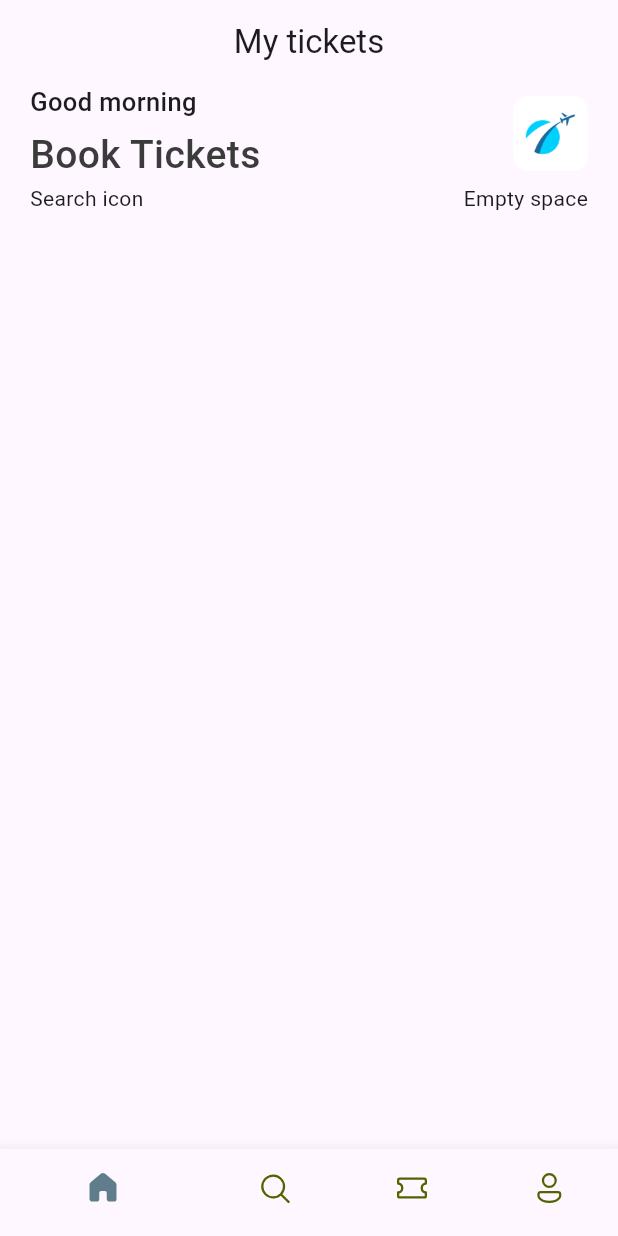
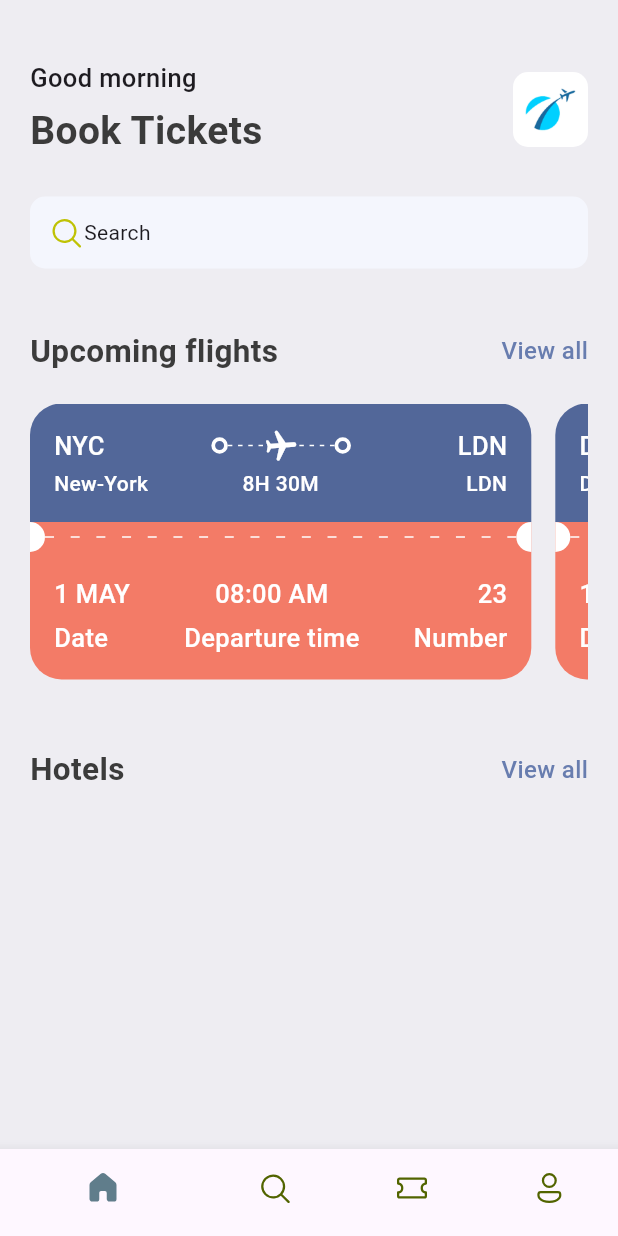
Before and after one commit to mickey-repo/ticket_app, a Flutter app: the screen it shows after launch, on a phone screen of 412 x 824 dp. Run offline on Flutter 3.47's test engine with Material 3 defaults, Android fonts, the phone set to English and light mode, and no system bars; our stand-ins replace fluentui_icons.

Commit message:
add all ticket page

```diff
--- a/lib/base/bottom_nav_bar.dart
+++ b/lib/base/bottom_nav_bar.dart
@@ -29,9 +29,6 @@ class _BottomNavBarState extends State<BottomNavBar> {
   @override
   Widget build(BuildContext context) {
     return Scaffold(
-      appBar: AppBar(
-        title: const Center(child: Text("My tickets")),
-      ),
       body: appScreens[_selectedIndex],
       bottomNavigationBar: BottomNavigationBar(
           currentIndex: _selectedIndex,
--- /dev/null
+++ b/lib/base/res/media.dart
@@ -0,0 +1,4 @@
+class AppMedia{
+  static const _baseImage = "assets/images";
+  static const logo = '$_baseImage/logo.png';
+}
--- a/lib/base/res/styles/app_styles.dart
+++ b/lib/base/res/styles/app_styles.dart
@@ -4,9 +4,18 @@ Color primary = const Color(0xFF687daf);
 
 class AppStyles {
   static Color primaryColor = primary;
+  static Color bgColor = const Color(0xFFeeedf2);
   static Color textColor = const Color(0xFF3b3b3b);
+  static Color ticketBlue = const Color(0xFF526799);
+  static Color ticketOrange = const Color(0xFFF37B67);
   static TextStyle headLineStyle1 =
-      TextStyle(fontSize: 26, fontWeight: FontWeight.w500, color: textColor);
+      TextStyle(fontSize: 26, fontWeight: FontWeight.bold, color: textColor);
+  static TextStyle headLineStyle2 =
+   TextStyle(fontSize: 21, color:textColor , fontWeight: FontWeight.bold);
   static TextStyle headLineStyle3 =
       const TextStyle(fontSize: 17, fontWeight: FontWeight.w500);
+  static TextStyle headLineStyle4 =
+  const TextStyle(fontSize: 14, fontWeight: FontWeight.w500);
+  static TextStyle textStyle =
+   TextStyle(fontSize: 16, color: textColor, fontWeight: FontWeight.w500);
 }
--- /dev/null
+++ b/lib/base/utils/all_json.dart
@@ -0,0 +1,99 @@
+List<Map<String, dynamic>> ticketList = [
+  {
+    'from': {
+      'code':"NYC",
+      'name':"New-York"
+    },
+    'to': {
+      'code':"LDN",
+      'name':"London"
+    },
+    'flying_time': '8H 30M',
+    'date': "1 MAY",
+    'departure_time':"08:00 AM",
+    "number":23
+  },
+  {
+    'from': {
+      'code':"DK",
+      'name':"Dhaka"
+    },
+    'to': {
+      'code':"SH",
+      'name':"Shanghai"
+    },
+    'flying_time': '4H 20M',
+    'date': "10 MAY",
+    'departure_time':"09:00 AM",
+    "number":45
+  },
+  {
+    'from': {
+      'code':"NYC",
+      'name':"New-York"
+    },
+    'to': {
+      'code':"LDN",
+      'name':"London"
+    },
+    'flying_time': '8H 30M',
+    'date': "1 MAY",
+    'departure_time':"08:00 AM",
+    "number":23
+  },
+  {
+    'from': {
+      'code':"DK",
+      'name':"Dhaka"
+    },
+    'to': {
+      'code':"SH",
+      'name':"Shanghai"
+    },
+    'flying_time': '4H 20M',
+    'date': "10 MAY",
+    'departure_time':"09:00 AM",
+    "number":45
+  },
+  {
+    'from': {
+      'code':"NYC",
+      'name':"New-York"
+    },
+    'to': {
+      'code':"LDN",
+      'name':"London"
+    },
+    'flying_time': '8H 30M',
+    'date': "1 MAY",
+    'departure_time':"08:00 AM",
+    "number":23
+  },
+  {
+    'from': {
+      'code':"DK",
+      'name':"Dhaka"
+    },
+    'to': {
+      'code':"SH",
+      'name':"Shanghai"
+    },
+    'flying_time': '4H 20M',
+    'date': "10 MAY",
+    'departure_time':"09:00 AM",
+    "number":45
+  },
+];
+class AppRoutes{
+
+  static const homePage = "/";
+
+  static const allTickets = "/all_tickets";
+
+  static const ticketScreen = "/ticket_screen";
+
+  static const allHotels = "/all_hotels";
+
+  static const hotelDetail = "/hotel_detail";
+
+}
--- /dev/null
+++ b/lib/base/widgets/app_coloum_text_layout.dart
@@ -0,0 +1,21 @@
+import 'package:flutter/cupertino.dart';
+import 'package:ticket_app/base/widgets/text_style_third.dart';
+
+class AppColoumTextLayout extends StatelessWidget {
+  final String topText;
+  final String bottomText;
+  final CrossAxisAlignment alignment;
+  const AppColoumTextLayout({super.key, required this.topText, required this.bottomText, this.alignment = CrossAxisAlignment.start});
+
+  @override
+  Widget build(BuildContext context) {
+    return Column(
+      crossAxisAlignment: alignment,
+      children: [
+        TextStyleThird(text: topText),
+        const SizedBox(height: 5,),
+        TextStyleThird(text: bottomText)
+      ],
+    );
+  }
+}
--- /dev/null
+++ b/lib/base/widgets/app_double_text.dart
@@ -0,0 +1,35 @@
+import 'package:flutter/cupertino.dart';
+import 'package:flutter/material.dart';
+import 'package:ticket_app/screens/all_tickets.dart';
+
+import '../res/styles/app_styles.dart';
+
+class AppDoubleText extends StatelessWidget {
+  const AppDoubleText(
+      {super.key,
+      required this.bigText,
+      required this.smallText,
+      required this.func});
+  final String bigText;
+  final String smallText;
+  final VoidCallback func;
+
+  @override
+  Widget build(BuildContext context) {
+    return Row(
+      mainAxisAlignment: MainAxisAlignment.spaceBetween,
+      children: [
+        Text(
+          bigText,
+          style: AppStyles.headLineStyle2,
+        ),
+        InkWell(
+          onTap: func,
+          child: Text(smallText,
+              style:
+                  AppStyles.textStyle.copyWith(color: AppStyles.primaryColor)),
+        )
+      ],
+    );
+  }
+}
--- /dev/null
+++ b/lib/base/widgets/app_layoutbuilder_widget.dart
@@ -0,0 +1,29 @@
+import 'package:flutter/cupertino.dart';
+import 'package:flutter/material.dart';
+
+class AppLayoutbuilderWidget extends StatelessWidget {
+  final int randomDivider;
+  final double width;
+
+  const AppLayoutbuilderWidget(
+      {super.key, required this.randomDivider, this.width = 3});
+
+  @override
+  Widget build(BuildContext context) {
+    return LayoutBuilder(
+        builder: (BuildContext context, BoxConstraints constraints) {
+      return Flex(
+        mainAxisAlignment: MainAxisAlignment.spaceBetween,
+        direction: Axis.horizontal,
+        children: List.generate(
+            (constraints.constrainWidth() / randomDivider).floor(),
+            (index) => SizedBox(
+                  width: width,
+                  height: 1,
+                  child: const DecoratedBox(
+                      decoration: BoxDecoration(color: Colors.white)),
+                )),
+      );
+    });
+  }
+}
--- /dev/null
+++ b/lib/base/widgets/big_circle.dart
@@ -0,0 +1,28 @@
+import 'package:flutter/material.dart';
+
+class BigCircle extends StatelessWidget {
+  final bool isRight;
+  const BigCircle({super.key, required this.isRight});
+
+  @override
+  Widget build(BuildContext context) {
+    return SizedBox(
+      height: 20,
+      width: 10,
+      child: DecoratedBox(
+          decoration: isRight == true ? const BoxDecoration(
+              color: Colors.white,
+              borderRadius: BorderRadius.only(
+                  topLeft: Radius.circular(10),
+                  bottomLeft: Radius.circular(10)
+              )
+          ) : const BoxDecoration(
+              color: Colors.white,
+              borderRadius: BorderRadius.only(
+                  topRight: Radius.circular(10),
+                  bottomRight: Radius.circular(10)
+              )
+          )),
+    );
+  }
+}
--- /dev/null
+++ b/lib/base/widgets/big_dot.dart
@@ -0,0 +1,17 @@
+import 'package:flutter/cupertino.dart';
+import 'package:flutter/material.dart';
+
+class BigDot extends StatelessWidget {
+  const BigDot({super.key});
+
+  @override
+  Widget build(BuildContext context) {
+    return Container(
+      padding: EdgeInsets.all(3),
+      decoration: BoxDecoration(
+        border: Border.all(width: 2.5, color: Colors.white),
+        borderRadius: BorderRadius.circular(20)
+      ),
+    );
+  }
+}
--- /dev/null
+++ b/lib/base/widgets/text_style_fourth.dart
@@ -0,0 +1,17 @@
+import 'package:flutter/cupertino.dart';
+import 'package:flutter/material.dart';
+
+import '../res/styles/app_styles.dart';
+
+class TextStyleFourth extends StatelessWidget {
+  final String text;
+  final TextAlign align;
+  const TextStyleFourth({super.key, required this.text, this.align = TextAlign.start});
+
+  @override
+  Widget build(BuildContext context) {
+    return Text(text,
+        textAlign: align,
+        style: AppStyles.headLineStyle4.copyWith(color: Colors.white));
+  }
+}
--- /dev/null
+++ b/lib/base/widgets/text_style_third.dart
@@ -0,0 +1,15 @@
+import 'package:flutter/cupertino.dart';
+import 'package:flutter/material.dart';
+
+import '../res/styles/app_styles.dart';
+
+class TextStyleThird extends StatelessWidget {
+  final String text;
+  const TextStyleThird({super.key, required this.text});
+
+  @override
+  Widget build(BuildContext context) {
+    return Text(text,
+        style: AppStyles.headLineStyle3.copyWith(color: Colors.white));
+  }
+}
--- /dev/null
+++ b/lib/base/widgets/ticket_view.dart
@@ -0,0 +1,142 @@
+import 'package:flutter/cupertino.dart';
+import 'package:flutter/material.dart';
+import 'package:ticket_app/base/res/styles/app_styles.dart';
+import 'package:ticket_app/base/widgets/app_coloum_text_layout.dart';
+import 'package:ticket_app/base/widgets/app_layoutbuilder_widget.dart';
+import 'package:ticket_app/base/widgets/big_circle.dart';
+import 'package:ticket_app/base/widgets/big_dot.dart';
+import 'package:ticket_app/base/widgets/text_style_fourth.dart';
+import 'package:ticket_app/base/widgets/text_style_third.dart';
+
+class TicketView extends StatelessWidget {
+  final Map<String, dynamic> ticket;
+  final bool wholeScreen;
+  const TicketView({super.key, required this.ticket, this.wholeScreen = false});
+
+  @override
+  Widget build(BuildContext context) {
+    final size = MediaQuery.of(context).size;
+    return SizedBox(
+      width: size.width * 0.85,
+      height: 189,
+      child: Container(
+        margin: EdgeInsets.only(right: wholeScreen == true ?0:16),
+        child: Column(
+          children: [
+            //blue part of ticket
+            Container(
+              padding: EdgeInsets.all(16),
+              decoration: BoxDecoration(
+                  color: AppStyles.ticketBlue,
+                  borderRadius: const BorderRadius.only(
+                      topLeft: Radius.circular(21),
+                      topRight: Radius.circular(21))),
+              child: Column(
+                children: [
+                  //show departure and destination with icons first line
+                  Row(
+                    children: [
+                      TextStyleThird(text: ticket["from"]["code"]),
+                      Expanded(child: Container()),
+                      const BigDot(),
+                      Expanded(
+                          child: Stack(children: [
+                        const SizedBox(
+                          height: 24,
+                          child: AppLayoutbuilderWidget(randomDivider: 6),
+                        ),
+                        Center(
+                          child: Transform.rotate(
+                              angle: 1.5,
+                              child: const Icon(
+                                Icons.local_airport_rounded,
+                                color: Colors.white,
+                              )),
+                        )
+                      ])),
+                      const BigDot(),
+                      Expanded(child: Container()),
+                      TextStyleThird(text: ticket["to"]["code"]),
+                    ],
+                  ),
+                  const SizedBox(
+                    height: 3,
+                  ),
+                  //show departure and destination names with time
+                  Row(
+                    children: [
+                      SizedBox(
+                        width: 100,
+                        child: TextStyleFourth(
+                          text: ticket["from"]["name"],
+                        ),
+                      ),
+                      Expanded(child: Container()),
+                      TextStyleFourth(
+                        text: ticket["flying_time"],
+                      ),
+                      Expanded(child: Container()),
+                      SizedBox(
+                        width: 100,
+                        child: TextStyleFourth(
+                            text: ticket["to"]["code"], align: TextAlign.end),
+                      )
+                    ],
+                  ),
+                ],
+              ),
+            ),
+            //circles and dots
+            Container(
+              color: AppStyles.ticketOrange,
+              child: const Row(
+                children: [
+                  BigCircle(isRight: false),
+                  Expanded(
+                      child: AppLayoutbuilderWidget(
+                    randomDivider: 16,
+                    width: 6,
+                  )),
+                  BigCircle(
+                    isRight: true,
+                  )
+                ],
+              ),
+            ),
+            //orange part of ticket
+            Container(
+              padding: EdgeInsets.all(16),
+              decoration: BoxDecoration(
+                  color: AppStyles.ticketOrange,
+                  borderRadius: const BorderRadius.only(
+                      bottomLeft: Radius.circular(21),
+                      bottomRight: Radius.circular(21))),
+              child: Column(
+                children: [
+                  //show departure and destination with icons first line
+                  Row(
+                    mainAxisAlignment: MainAxisAlignment.spaceBetween,
+                    children: [
+                      AppColoumTextLayout(
+                        topText: ticket["date"],
+                        bottomText: "Date",
+                      ),
+                      AppColoumTextLayout(
+                          topText: ticket["departure_time"],
+                          bottomText: "Departure time",
+                          alignment: CrossAxisAlignment.center),
+                      AppColoumTextLayout(
+                          topText: ticket["number"].toString(),
+                          bottomText: "Number",
+                          alignment: CrossAxisAlignment.end),
+                    ],
+                  )
+                ],
+              ),
+            ),
+          ],
+        ),
+      ),
+    );
+  }
+}
--- a/lib/main.dart
+++ b/lib/main.dart
@@ -1,5 +1,6 @@
 import 'package:flutter/material.dart';
 import 'package:ticket_app/base/bottom_nav_bar.dart';
+import 'package:ticket_app/screens/all_tickets.dart';
 
 void main() {
   runApp(const MyApp());
@@ -11,12 +12,11 @@ class MyApp extends StatelessWidget {
   @override
   Widget build(BuildContext context) {
     return MaterialApp(
-      title: 'Flutter Demo',
-      theme: ThemeData(
-        colorScheme: ColorScheme.fromSeed(seedColor: Colors.deepPurple),
-        useMaterial3: true,
-      ),
-      home: const BottomNavBar(),
+      debugShowCheckedModeBanner: false,
+      routes: {
+        "/":(context)=>const BottomNavBar(),
+        "/all_tickets":(context)=>const AllTickets()
+      },
     );
   }
 }
--- /dev/null
+++ b/lib/screens/all_tickets.dart
@@ -0,0 +1,30 @@
+import 'package:flutter/cupertino.dart';
+import 'package:flutter/material.dart';
+import 'package:ticket_app/base/utils/all_json.dart';
+import 'package:ticket_app/base/widgets/ticket_view.dart';
+
+class AllTickets extends StatelessWidget {
+  const AllTickets({super.key});
+
+  @override
+  Widget build(BuildContext context) {
+    return Scaffold(
+      appBar: AppBar(
+        title: const Text("All Tickets"),
+      ),
+      body: ListView(
+        children: [
+          SingleChildScrollView(
+            child: Column(
+              children: ticketList
+                  .map((singleTicket) => Container(
+                      margin: const EdgeInsets.only(bottom: 20),
+                      child: TicketView(ticket: singleTicket, wholeScreen: true),))
+                  .toList(),
+            ),
+          )
+        ],
+      ),
+    );
+  }
+}
--- a/lib/screens/home_screen.dart
+++ b/lib/screens/home_screen.dart
@@ -1,7 +1,12 @@
+import 'package:fluentui_icons/fluentui_icons.dart';
 import 'package:flutter/cupertino.dart';
 import 'package:flutter/material.dart';
+import 'package:ticket_app/base/widgets/app_double_text.dart';
+import 'package:ticket_app/base/widgets/ticket_view.dart';
 
+import '../base/res/media.dart';
 import '../base/res/styles/app_styles.dart';
+import '../base/utils/all_json.dart';
 
 class HomeScreen extends StatelessWidget {
   const HomeScreen({super.key});
@@ -9,9 +14,11 @@ class HomeScreen extends StatelessWidget {
   @override
   Widget build(BuildContext context) {
     return Scaffold(
+      backgroundColor: AppStyles.bgColor,
       //scrollable
       body: ListView(
         children: [
+          const SizedBox(height: 40),
           Container(
             padding: const EdgeInsets.symmetric(horizontal: 20),
             child: Column(
@@ -33,22 +40,53 @@ class HomeScreen extends StatelessWidget {
                       width: 50,
                       height: 50,
                       decoration: BoxDecoration(
-                        borderRadius: BorderRadius.circular(10),
-                        image: DecorationImage(
-                            image: AssetImage(
-                             "assets/images/logo.png"
-                            ))
-                      ),
+                          borderRadius: BorderRadius.circular(10),
+                          image: const DecorationImage(
+                              image: AssetImage(AppMedia.logo))),
                     )
                   ],
                 ),
-                const Row(
-                  mainAxisAlignment: MainAxisAlignment.spaceBetween,
-                  children: [Text("Search icon"), Text("Empty space")],
-                )
+                const SizedBox(height: 25),
+                Container(
+                  padding:
+                      const EdgeInsets.symmetric(horizontal: 12, vertical: 12),
+                  decoration: BoxDecoration(
+                      borderRadius: BorderRadius.circular(10),
+                      color: const Color(0xFFF4F6FD)),
+                  child: const Row(
+                    children: [
+                      Icon(
+                        FluentSystemIcons.ic_fluent_search_regular,
+                        color: Color(0xFFBFC205),
+                      ),
+                      Text("Search")
+                    ],
+                  ),
+                ),
+                const SizedBox(height: 40),
+                AppDoubleText(
+                  bigText: 'Upcoming flights',
+                  smallText: "View all",
+                  func: () => Navigator.pushNamed(context, AppRoutes.allTickets),
+                ),
+                const SizedBox(
+                  height: 20,
+                ),
+                SingleChildScrollView(
+                    scrollDirection: Axis.horizontal,
+                    child: Row(
+                      children: ticketList.map((singleTicket) => TicketView(ticket: singleTicket)).toList(),
+                    )
+                ),
+                const SizedBox(height: 40),
+                AppDoubleText(
+                  bigText: 'Hotels',
+                  smallText: "View all",
+                  func: () => Navigator.pushNamed(context, AppRoutes.allTickets),
+                ),
               ],
             ),
-          )
+          ),
         ],
       ),
     );
```
